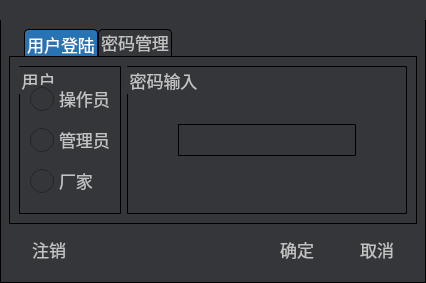
Old version of the form dlg_authority.ui in the repository eeyoo/yunsheng.
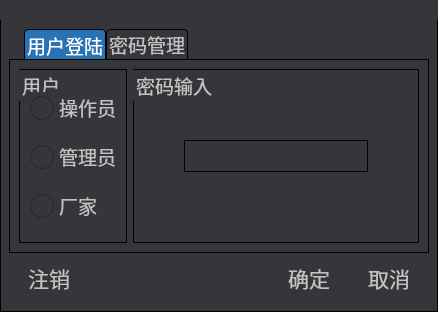
New version of the form. The open tabs and pages were chosen to show the change. Icons and pictures are not drawn. Custom widgets are drawn as their Qt base class.

Patch:
```diff
--- a/dlg_authority.ui
+++ b/dlg_authority.ui
@@ -6,8 +6,8 @@
    <rect>
     <x>0</x>
     <y>0</y>
-    <width>426</width>
-    <height>283</height>
+    <width>438</width>
+    <height>312</height>
    </rect>
   </property>
   <property name="windowTitle">
@@ -15,7 +15,7 @@
   </property>
   <property name="styleSheet">
    <string notr="true">*{
-font: 13pt;
+font: 14pt;
 font-family: &quot;微软雅黑&quot;;
 }
 
@@ -106,6 +106,7 @@
 
 QPushButton {
 border: no;
+font: 16pt;
 outline: no;
 min-width: 80px;
 min-height: 50px;
```
Left out of the diff: 25 changed lines with no effect on the pictures.
